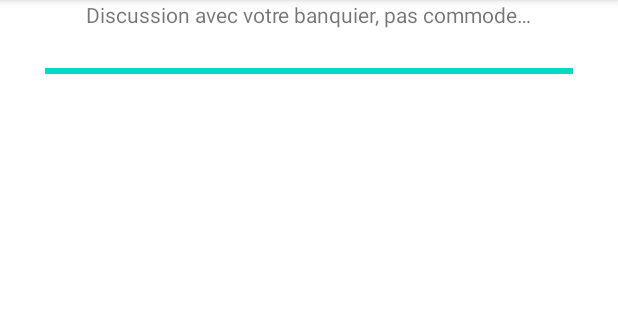
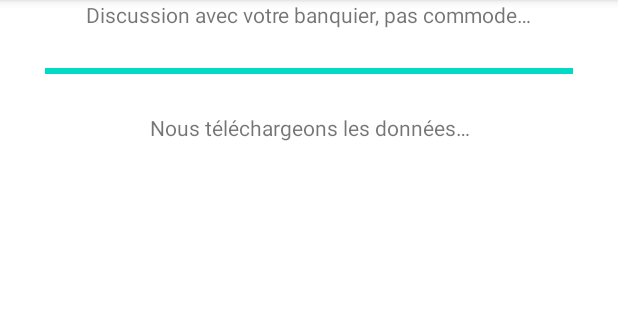
Before and after one commit to OtterWays/test-exomind, an Android app: the ProgressActivity screen opened directly, with no data from a screen before it, on a phone screen of 412 x 824 dp, the part 84-404 px from its top. Run offline under Robolectric (Android 15) with nearby library versions, the phone set to English and light mode, and no system bars.

Commit message:
add pending messages

```diff
--- a/app/src/main/java/com/otterways/kata/ProgressActivity.java
+++ b/app/src/main/java/com/otterways/kata/ProgressActivity.java
@@ -6,6 +6,7 @@ import android.os.Bundle;
 import android.os.Handler;
 import android.os.SystemClock;
 import android.widget.ProgressBar;
+import android.widget.TextView;
 
 import androidx.appcompat.app.AppCompatActivity;
 
@@ -18,8 +19,14 @@ public class ProgressActivity extends AppCompatActivity {
 
     private final int MAX = 60;
     private final String[] CITY = {"Rennes", "Paris", "Nantes", "Bordeaux", "Lyon"};
+    private final String[] MESSAGE = {
+            "Nous téléchargeons les données…",
+            "C’est presque fini…",
+            "Plus que quelques secondes avant d’avoir le résultat…"
+    };
 
     private ProgressBar progressBar;
+    private TextView textViewMessage;
     private Handler handler = new Handler();
     private Weather[] weathers = new Weather[5];
 
@@ -29,6 +36,7 @@ public class ProgressActivity extends AppCompatActivity {
         setContentView(R.layout.activity_progress);
 
         progressBar = (ProgressBar) findViewById(R.id.progressBar);
+        textViewMessage = (TextView) findViewById(R.id.message);
         doStartProgressBar();
     }
 
@@ -39,6 +47,9 @@ public class ProgressActivity extends AppCompatActivity {
 
                 if (i % 10 == 0) {
                     displayWeather(i / 10);
+                }
+                if (i % 6 == 0) { //toutes les 6s
+                    textViewMessage.setText(MESSAGE[i%18/6]); //on ramène i à 0;6 ou 12 et on divise par 6 pour avoir 0;1 ou 2
                 }
 
                 final int progress = i + 1;
--- a/app/src/main/res/layout/activity_progress.xml
+++ b/app/src/main/res/layout/activity_progress.xml
@@ -18,6 +18,12 @@
         android:layout_marginVertical="20dp"
         style="@style/Widget.AppCompat.ProgressBar.Horizontal" />
 
+    <TextView
+        android:id="@+id/message"
+        android:layout_width="match_parent"
+        android:layout_height="wrap_content"
+        android:textAlignment="center"
+        />
 
 
 </LinearLayout>
```
